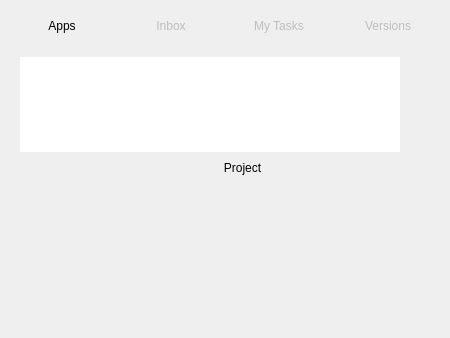
Old version of the form resources/desktop_window.ui in the repository shotgunsoftware/tk-desktop; both pictures show x 0 to 450 and y 0 to 338 of the 450 by 780 pixel window.
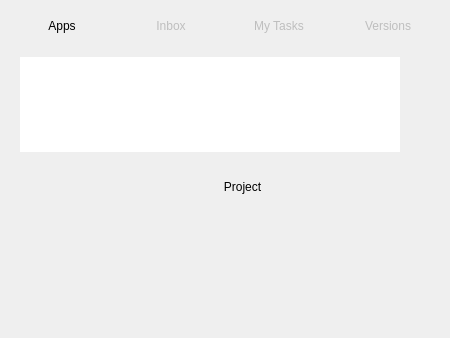
New version of the form. The open tabs and pages were chosen to show the change. Icons and pictures are not drawn. Custom widgets are drawn as their Qt base class.

Commit message: Ticket #24646 - Add logic for collapsing multiple commands down into a single button with a menu.

```diff
--- a/resources/desktop_window.ui
+++ b/resources/desktop_window.ui
@@ -490,7 +490,7 @@
        </layout>
       </widget>
       <widget class="QWidget" name="project_page">
-       <layout class="QVBoxLayout" name="verticalLayout_2" stretch="0,0,1">
+       <layout class="QVBoxLayout" name="verticalLayout_2" stretch="0,0,0">
         <property name="spacing">
          <number>0</number>
         </property>
@@ -756,30 +756,16 @@
          </widget>
         </item>
         <item>
-         <widget class="QFrame" name="app_guis">
+         <widget class="ProjectCommandsWidget" name="project_commands" native="true">
           <property name="sizePolicy">
            <sizepolicy hsizetype="Preferred" vsizetype="MinimumExpanding">
             <horstretch>0</horstretch>
             <verstretch>0</verstretch>
            </sizepolicy>
           </property>
-          <property name="frameShape">
-           <enum>QFrame::NoFrame</enum>
+          <property name="styleSheet">
+           <string notr="true"/>
           </property>
-          <property name="frameShadow">
-           <enum>QFrame::Plain</enum>
-          </property>
-          <property name="lineWidth">
-           <number>0</number>
-          </property>
-          <layout class="QVBoxLayout" name="verticalLayout_3">
-           <property name="spacing">
-            <number>0</number>
-           </property>
-           <property name="margin">
-            <number>0</number>
-           </property>
-          </layout>
          </widget>
         </item>
        </layout>
@@ -959,6 +945,14 @@
    </property>
   </action>
  </widget>
+ <customwidgets>
+  <customwidget>
+   <class>ProjectCommandsWidget</class>
+   <extends>QWidget</extends>
+   <header>..project_commands_widget.h</header>
+   <container>1</container>
+  </customwidget>
+ </customwidgets>
  <resources>
   <include location="resources.qrc"/>
  </resources>
```
The commit also changes 6 other files.
